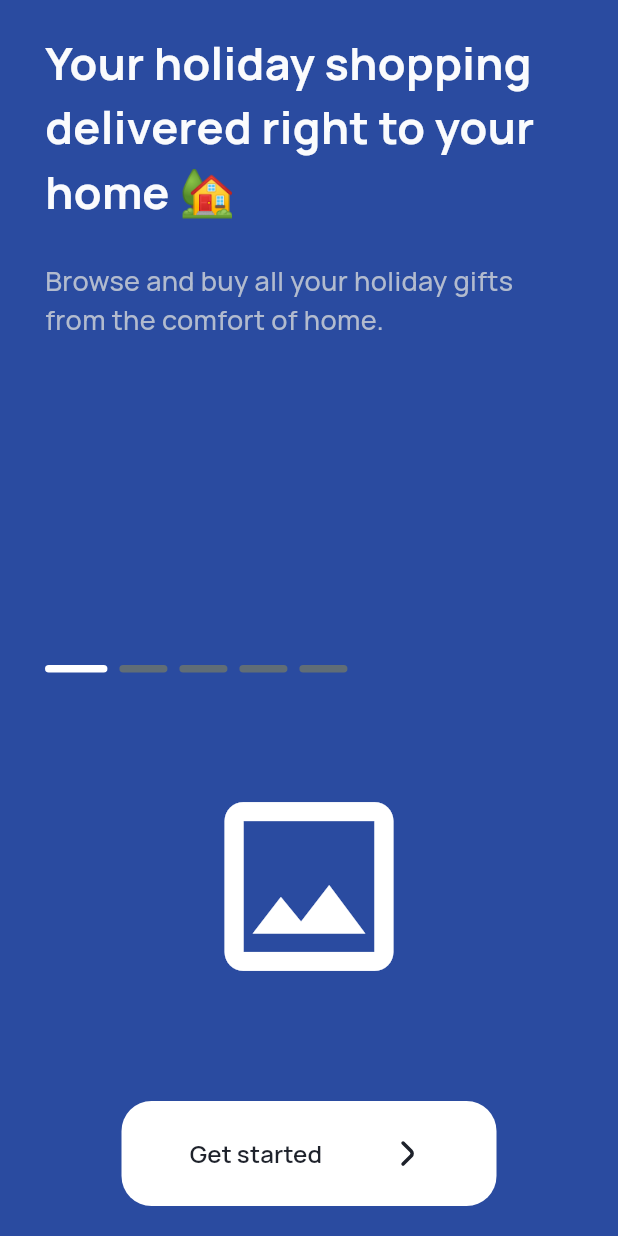
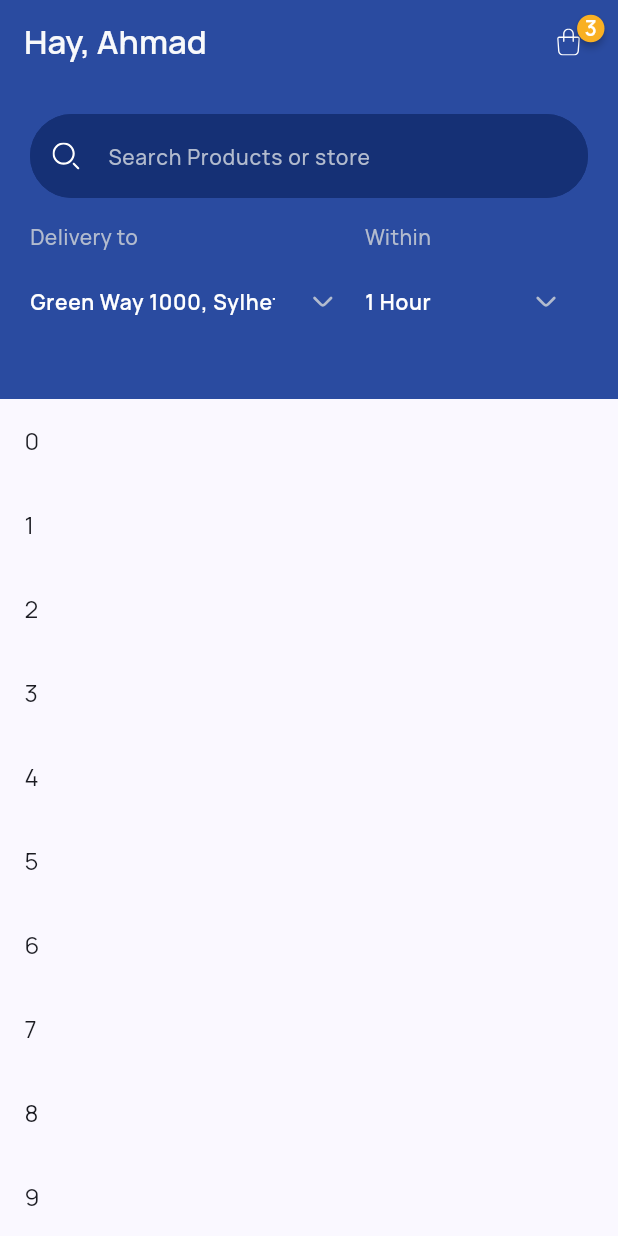
Before and after one commit to Ahmad-Nour-Haidar/shopping-app, a Flutter app: the screen it shows after launch, after a tap on "Get started", on a phone screen of 412 x 824 dp. Run offline on Flutter 3.47's test engine with Material 3 defaults, Android fonts, the phone set to English and light mode, and no system bars; drawn by our look-alikes of badges, smooth_page_indicator; our stand-ins replace flutter_svg, gap, go_router.

Commit message:
buildSliverAppBar

```diff
--- a/lib/core/extensions/build_context_extensions.dart
+++ b/lib/core/extensions/build_context_extensions.dart
@@ -1,4 +1,4 @@
-import 'package:flutter/cupertino.dart';
+import 'package:flutter/material.dart';
 
 extension BuildContextExtensions on BuildContext {
   Size get size => MediaQuery.sizeOf(this);
@@ -6,4 +6,6 @@ extension BuildContextExtensions on BuildContext {
   double get width => size.width;
 
   double get height => size.height;
+
+  ThemeData get theme => Theme.of(this);
 }
--- a/lib/core/theme/app_color.dart
+++ b/lib/core/theme/app_color.dart
@@ -1,6 +1,7 @@
 import 'dart:ui';
 
 abstract final class AppColor {
+  static const red = Color(0xFFFF0000);
   static const darkBlue = Color(0xFF1B262E);
   static const blueGrey = Color(0xFF354349);
   static const grey = Color(0xFF606D76);
--- a/lib/core/theme/app_text_style.dart
+++ b/lib/core/theme/app_text_style.dart
@@ -32,4 +32,16 @@ abstract final class AppTextStyle {
     fontSize: 16,
     fontWeight: FontWeight.w600,
   );
+
+  static const f14w600white = TextStyle(
+    color: AppColor.white,
+    fontSize: 14,
+    fontWeight: FontWeight.w600,
+  );
+
+  static const f14w500lightBlueGrey = TextStyle(
+    color: AppColor.lightBlueGrey,
+    fontSize: 14,
+    fontWeight: FontWeight.w500,
+  );
 }
--- a/lib/core/theme/theme_manager.dart
+++ b/lib/core/theme/theme_manager.dart
@@ -5,6 +5,16 @@ import 'package:ptc_quiz2/core/helper/color_helper.dart';
 import 'app_color.dart';
 
 abstract final class ThemeManager {
+  static final _border = OutlineInputBorder(
+    borderRadius: BorderRadius.circular(28),
+    borderSide: const BorderSide(color: AppColor.primary, width: 2),
+  );
+
+  static final _errorBorder = OutlineInputBorder(
+    borderRadius: BorderRadius.circular(28),
+    borderSide: const BorderSide(color: AppColor.red, width: 2),
+  );
+
   static ThemeData get light => ThemeData(
         useMaterial3: true,
         fontFamily: AppFont.manrope,
@@ -14,8 +24,15 @@ abstract final class ThemeManager {
           seedColor: AppColor.primary,
         ),
         applyElevationOverlayColor: false,
-        appBarTheme: const AppBarTheme(
-          centerTitle: true,
+        inputDecorationTheme: InputDecorationTheme(
+          fillColor: AppColor.primary,
+          filled: true,
+          border: _border,
+          disabledBorder: _border,
+          enabledBorder: _border,
+          focusedBorder: _border,
+          focusedErrorBorder: _errorBorder,
+          errorBorder: _errorBorder,
         ),
         elevatedButtonTheme: ElevatedButtonThemeData(
           style: ElevatedButton.styleFrom(
--- a/lib/routers.dart
+++ b/lib/routers.dart
@@ -1,9 +1,12 @@
 import 'package:go_router/go_router.dart';
-import 'package:ptc_quiz2/screens/splash_screen/splash_screen.dart';
+
+import 'screens/home_screen/home_screen.dart';
+import 'screens/splash_screen/splash_screen.dart';
 
 // GoRouter configuration
 abstract final class AppRouter {
   static const splashScreen = '/';
+  static const homeScreen = '/homeScreen';
 
   static final router = GoRouter(
     initialLocation: splashScreen,
@@ -12,6 +15,10 @@ abstract final class AppRouter {
         path: splashScreen,
         builder: (context, state) => const SplashScreen(),
       ),
+      GoRoute(
+        path: homeScreen,
+        builder: (context, state) => const HomeScreen(),
+      ),
     ],
   );
 }
--- /dev/null
+++ b/lib/screens/home_screen/home_screen.dart
@@ -0,0 +1,61 @@
+import 'package:flutter/material.dart';
+import 'package:gap/gap.dart';
+import 'package:ptc_quiz2/core/assets/app_svg.dart';
+import 'package:ptc_quiz2/core/theme/app_color.dart';
+import 'package:ptc_quiz2/core/theme/app_text_style.dart';
+import 'package:ptc_quiz2/core/widgets/svg_image.dart';
+import 'package:badges/badges.dart' as badges;
+
+import 'widgets/build_sliver_app_bar.dart';
+
+class HomeScreen extends StatelessWidget {
+  const HomeScreen({super.key});
+
+  @override
+  Widget build(BuildContext context) {
+    return Scaffold(
+      appBar: AppBar(
+        backgroundColor: AppColor.deepBlue,
+        title: const Text(
+          'Hay, Ahmad',
+          style: AppTextStyle.f22w600fontColor,
+        ),
+        actions: [
+          badges.Badge(
+            badgeStyle: badges.BadgeStyle(
+              shape: badges.BadgeShape.circle,
+              badgeColor: AppColor.gold,
+              borderRadius: BorderRadius.circular(10.0),
+            ),
+            badgeContent: const Text(
+              '3',
+              style: AppTextStyle.f14w600white,
+            ),
+            position: badges.BadgePosition.custom(top: -15.0, end: -15),
+            child: const SvgImage(
+              path: AppSvg.cart,
+              size: 18,
+              color: AppColor.white,
+            ),
+          ),
+          const Gap(24),
+        ],
+      ),
+      body: CustomScrollView(
+        slivers: <Widget>[
+          buildSliverAppBar(),
+          SliverList(
+            delegate: SliverChildBuilderDelegate(
+              childCount: 50,
+              (context, index) {
+                return ListTile(
+                  title: Text(index.toString()),
+                );
+              },
+            ),
+          ),
+        ],
+      ),
+    );
+  }
+}
--- /dev/null
+++ b/lib/screens/home_screen/models/dropdown_menu_entry_model.dart
@@ -0,0 +1,9 @@
+class DropdownMenuEntryModel<T> {
+  final T value;
+  final String label;
+
+  const DropdownMenuEntryModel({
+    required this.value,
+    required this.label,
+  });
+}
--- /dev/null
+++ b/lib/screens/home_screen/widgets/build_sliver_app_bar.dart
@@ -0,0 +1,79 @@
+import 'package:flutter/material.dart';
+import 'package:gap/gap.dart';
+
+import '../../../core/assets/app_svg.dart';
+import '../../../core/theme/app_color.dart';
+import '../../../core/theme/app_text_style.dart';
+import '../../../core/widgets/svg_image.dart';
+import '../models/dropdown_menu_entry_model.dart';
+import 'custom_dropdown_menu.dart';
+
+SliverAppBar buildSliverAppBar() {
+  final list = <DropdownMenuEntryModel>[
+    const DropdownMenuEntryModel(value: '', label: 'Green Way 1000, Sylhet'),
+    const DropdownMenuEntryModel(value: '', label: 'Green Way 3000, Sylhet'),
+    const DropdownMenuEntryModel(value: '', label: 'Green Way 5000, Sylhet'),
+    const DropdownMenuEntryModel(value: '', label: 'Green Way 7000, Sylhet'),
+    const DropdownMenuEntryModel(value: '', label: 'Green Way 9000, Sylhet'),
+  ];
+  final listTime = <DropdownMenuEntryModel>[
+    const DropdownMenuEntryModel(value: '', label: '1 Hour'),
+    const DropdownMenuEntryModel(value: '', label: '2 Hour'),
+    const DropdownMenuEntryModel(value: '', label: '3 Hour'),
+    const DropdownMenuEntryModel(value: '', label: '4 Hour'),
+  ];
+
+  return SliverAppBar(
+    backgroundColor: AppColor.deepBlue,
+    // pinned: true,
+    floating: true,
+    expandedHeight: 210.0,
+    flexibleSpace: FlexibleSpaceBar(
+      titlePadding: const EdgeInsets.symmetric(
+        horizontal: 20,
+        vertical: 10,
+      ),
+      background: Padding(
+        padding: const EdgeInsets.all(20),
+        child: Column(
+          children: [
+            TextFormField(
+              decoration: const InputDecoration(
+                hintText: 'Search Products or store',
+                hintStyle: AppTextStyle.f14w500lightBlueGrey,
+                prefixIcon: SvgImage(
+                  path: AppSvg.search,
+                  size: 18,
+                  color: AppColor.white,
+                ),
+              ),
+            ),
+            const Gap(16),
+            Row(
+              children: [
+                Expanded(
+                  flex: 3,
+                  child: CustomDropdownMenu(
+                    currentValue: 'Green Way 1000, Sylhet',
+                    title: 'Delivery to',
+                    items: list,
+                    onChange: (value) {},
+                  ),
+                ),
+                Expanded(
+                  flex: 2,
+                  child: CustomDropdownMenu(
+                    currentValue: '1 Hour',
+                    title: 'Within',
+                    items: listTime,
+                    onChange: (value) {},
+                  ),
+                ),
+              ],
+            )
+          ],
+        ),
+      ),
+    ),
+  );
+}
--- /dev/null
+++ b/lib/screens/home_screen/widgets/custom_dropdown_menu.dart
@@ -0,0 +1,115 @@
+import 'package:flutter/material.dart';
+import 'package:gap/gap.dart';
+import 'package:ptc_quiz2/core/extensions/build_context_extensions.dart';
+import 'dart:math' show pi;
+import '../../../core/assets/app_svg.dart';
+import '../../../core/theme/app_color.dart';
+import '../../../core/theme/app_text_style.dart';
+import '../../../core/widgets/svg_image.dart';
+import '../models/dropdown_menu_entry_model.dart';
+
+class CustomDropdownMenu<T> extends StatelessWidget {
+  const CustomDropdownMenu({
+    super.key,
+    required this.title,
+    required this.items,
+    required this.onChange,
+    this.hint,
+    this.currentValue,
+  });
+
+  final String? hint;
+  final String title;
+  final T? currentValue;
+  final ValueChanged<T> onChange;
+  final List<DropdownMenuEntryModel<T>> items;
+
+  @override
+  Widget build(BuildContext context) {
+    TextEditingController? controller;
+    if (currentValue != null) {
+      controller = TextEditingController(text: currentValue.toString());
+    }
+    return Column(
+      crossAxisAlignment: CrossAxisAlignment.start,
+      children: [
+        Text(
+          title,
+          style: AppTextStyle.f14w500lightBlueGrey,
+        ),
+        const Gap(5),
+        LayoutBuilder(
+          builder: (context, constraints) {
+            return Theme(
+              data: context.theme.copyWith(
+                primaryColor: AppColor.primary,
+                colorScheme: ColorScheme.fromSeed(
+                  seedColor: AppColor.primary,
+                  onSurface: AppColor.white,
+                  surface: AppColor.white,
+                ),
+                inputDecorationTheme: const InputDecorationTheme(
+                  border: InputBorder.none,
+                  focusedBorder: InputBorder.none,
+                  enabledBorder: InputBorder.none,
+                  contentPadding: EdgeInsets.symmetric(
+                    horizontal: 0,
+                    vertical: 0,
+                  ),
+                ),
+              ),
+              child: DropdownMenu(
+                enableFilter: false,
+                enableSearch: false,
+                requestFocusOnTap: false,
+                controller: controller,
+                initialSelection: currentValue,
+                hintText: hint,
+                // menuHeight: 250,
+                width: constraints.maxWidth,
+                textStyle: AppTextStyle.f14w600white,
+                trailingIcon: Transform.rotate(
+                  angle: -pi / 2,
+                  child: const SvgImage(
+                    path: AppSvg.arrowLeft,
+                    size: 22,
+                    color: AppColor.lightBlueGrey,
+                  ),
+                ),
+                selectedTrailingIcon: Transform.rotate(
+                  angle: pi / 2,
+                  child: const SvgImage(
+                    path: AppSvg.arrowLeft,
+                    size: 22,
+                    color: AppColor.lightBlueGrey,
+                  ),
+                ),
+                onSelected: (value) {
+                  if (value == null) return;
+                  FocusManager.instance.primaryFocus?.unfocus();
+                  onChange(value);
+                },
+                dropdownMenuEntries: List.generate(
+                  items.length,
+                  (index) {
+                    final item = items[index];
+                    return DropdownMenuEntry(
+                      value: item.value,
+                      label: item.label,
+                      labelWidget: Text(
+                        item.label,
+                        style: AppTextStyle.f14w500lightBlueGrey.copyWith(
+                          color: AppColor.primary,
+                        ),
+                      ),
+                    );
+                  },
+                ),
+              ),
+            );
+          },
+        ),
+      ],
+    );
+  }
+}
--- a/lib/screens/splash_screen/splash_screen.dart
+++ b/lib/screens/splash_screen/splash_screen.dart
@@ -1,8 +1,10 @@
 import 'package:flutter/material.dart';
+import 'package:go_router/go_router.dart';
 import 'package:ptc_quiz2/core/assets/app_svg.dart';
 import 'package:ptc_quiz2/core/theme/app_color.dart';
 import 'package:ptc_quiz2/core/theme/app_text_style.dart';
 import 'package:ptc_quiz2/core/widgets/svg_image.dart';
+import 'package:ptc_quiz2/routers.dart';
 import 'package:ptc_quiz2/screens/splash_screen/data/dummy_data.dart';
 import 'package:smooth_page_indicator/smooth_page_indicator.dart';
 
@@ -81,7 +83,9 @@ class _SplashScreenState extends State<SplashScreen> {
               CustomButton(
                 size: const Size(250, 70),
                 backgroundColor: AppColor.white,
-                onPressed: () {},
+                onPressed: () {
+                  context.go(AppRouter.homeScreen);
+                },
                 child: Row(
                   mainAxisAlignment: MainAxisAlignment.spaceAround,
                   children: [
--- a/pubspec.yaml
+++ b/pubspec.yaml
@@ -39,6 +39,7 @@ dependencies:
   flutter_svg: ^2.0.10+1
   smooth_page_indicator: ^1.1.0
   gap: ^3.0.1
+  badges: ^3.1.2
 
 dev_dependencies:
   flutter_test:
```
Also changed, not shown: pubspec.lock.
